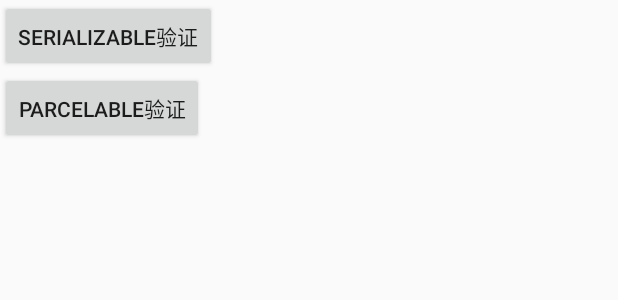
After one commit to sshhsun-code/AndroidReview, an Android app: the layout activity_serializa_test.xml on its own in the app's theme, with its tools: preview values and no code run, on a phone screen of 412 x 824 dp. The commit adds this screen. Shown: the top 300 px of the screen. Run offline under Robolectric (Android 15) with nearby library versions, the phone set to English and light mode, and no system bars.

Commit message:
[Code] 添加Serializable验证代码

```diff
--- a/app/src/main/AndroidManifest.xml
+++ b/app/src/main/AndroidManifest.xml
@@ -2,6 +2,8 @@
 <manifest xmlns:android="http://schemas.android.com/apk/res/android"
     package="com.review.sunqi.iamss.androidreview">
 
+    <uses-permission android:name="android.permission.READ_EXTERNAL_STORAGE"/>
+    <uses-permission android:name="android.permission.WRITE_EXTERNAL_STORAGE"/>
     <application
         android:allowBackup="true"
         android:icon="@mipmap/ic_launcher"
@@ -27,6 +29,8 @@
             android:launchMode="singleInstance"/>
         <activity android:name=".ThirdActivity"
             android:launchMode="standard"/>
+        <activity android:name=".serializablepkg.SerializableTestDemo"
+            android:launchMode="standard"/>
     </application>
 
 </manifest>
--- /dev/null
+++ b/app/src/main/res/layout/activity_serializa_test.xml
@@ -0,0 +1,25 @@
+<?xml version="1.0" encoding="utf-8"?>
+<RelativeLayout xmlns:android="http://schemas.android.com/apk/res/android"
+    xmlns:tools="http://schemas.android.com/tools"
+    android:layout_width="match_parent"
+    android:layout_height="match_parent"
+    tools:context=".MainActivity">
+
+
+    <LinearLayout
+        android:layout_width="match_parent"
+        android:orientation="vertical"
+        android:layout_height="match_parent">
+        <Button
+            android:id="@+id/serializable_test"
+            android:layout_width="wrap_content"
+            android:layout_height="wrap_content"
+            android:text="Serializable验证" />
+        <Button
+            android:id="@+id/parcelable_test"
+            android:layout_width="wrap_content"
+            android:layout_height="wrap_content"
+            android:text="Parcelable验证" />
+    </LinearLayout>
+
+</RelativeLayout>
--- a/app/src/main/res/layout/content_main.xml
+++ b/app/src/main/res/layout/content_main.xml
@@ -24,7 +24,7 @@
                 android:id="@+id/second_activity_jump"
                 android:layout_width="wrap_content"
                 android:layout_height="wrap_content"
-                android:text="SecondActivity" />
+                android:text="序列化方式比较" />
         </LinearLayout>
     </ScrollView>
 
```
Also changed, not shown: app/src/main/java/com/review/sunqi/iamss/androidreview/MainActivity.java (+22 -5 lines), app/src/main/java/com/review/sunqi/iamss/androidreview/serializablepkg/SerializableTestDemo.java (+67 -1 lines), app/src/main/java/com/review/sunqi/iamss/androidreview/serializablepkg/User.java (added, +44 -0 lines).
